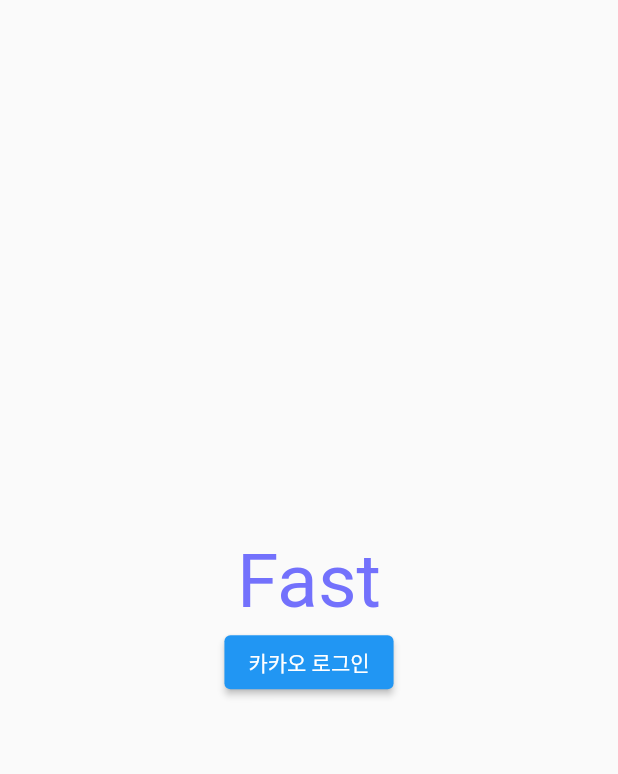
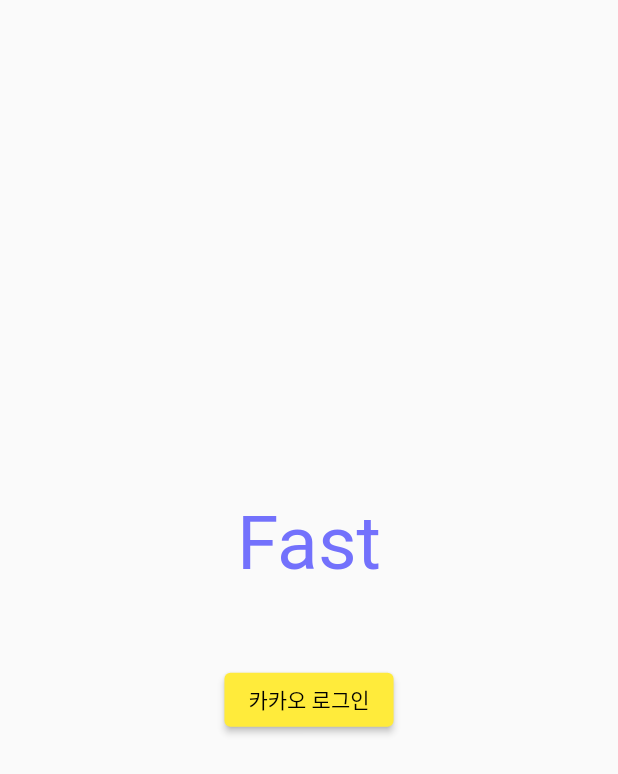
Before and after one commit to crazysloth/project1, a Flutter app: the screen it shows after launch, on a phone screen of 412 x 824 dp. Shown: the top 774 px of the screen. Run offline on Flutter 3.47's test engine with Material 2 defaults, Android fonts, the phone set to English and light mode, and no system bars.

Commit message:
hello world

```diff
--- a/lib/login.dart
+++ b/lib/login.dart
@@ -24,7 +24,21 @@ class Login extends StatelessWidget {
                     fontSize: 50
                   ),
                 ),
-                ElevatedButton(onPressed: () {}, child: Text('카카오 로그인'))
+                Container(
+                  margin: EdgeInsets.fromLTRB(0, 50, 0, 0),
+                ),
+                ElevatedButton(
+                  onPressed: () {},
+                  child: Text(
+                      '카카오 로그인',
+                    style: TextStyle(
+                      color: Colors.black
+                    ),
+                  ),
+                  style: ElevatedButton.styleFrom(
+                    primary: Colors.yellow
+                  )
+                )
               ],
             ),
           ],
```
